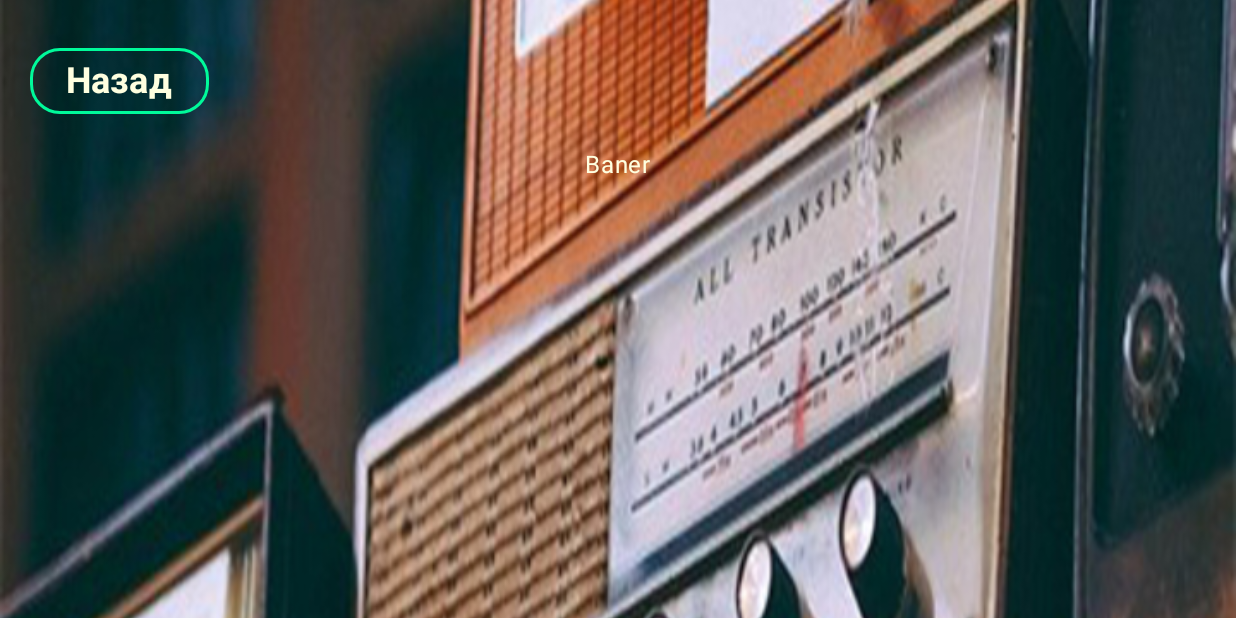
After one commit to Andewbase/RifmobolGame, an Android app built with Jetpack Compose: the composable SingleMenuScreen called with empty values, on a phone screen of 824 x 412 dp (held sideways). The commit adds this screen. Run offline under Robolectric (Android 15) with nearby library versions, the phone set to English and light mode, and no system bars.

Commit message:
add Screen

```diff
--- /dev/null
+++ b/app/src/main/java/com/example/rifmobol2/data/Levels.kt
@@ -0,0 +1,5 @@
+package com.example.rifmobol2.data
+
+data class TextLevel(
+    val id: Int
+)
--- a/app/src/main/java/com/example/rifmobol2/screen/menu/MenuScreen.kt
+++ b/app/src/main/java/com/example/rifmobol2/screen/menu/MenuScreen.kt
@@ -101,7 +101,6 @@ fun MenuButton(
                   },
     ) {
         Text(
-            color = colorResource(id = R.color.light_yellow),
             text = stringResource(id = text),
             fontSize = 24.sp,
             fontWeight = FontWeight.Bold
@@ -117,7 +116,7 @@ fun MenuButton(
     device = "spec:width=480dp,height=891dp,dpi=420,isRound=false,chinSize=0dp,orientation=landscape"
 )
 @Composable
-fun SplashPreview() {
+fun MenuPreview() {
     Rifmobol2Theme {
         MenuScreen(
             rememberNavController()
--- /dev/null
+++ b/app/src/main/java/com/example/rifmobol2/screen/single/SingleMenuScreen.kt
@@ -0,0 +1,172 @@
+package com.example.rifmobol2.screen.single
+
+import androidx.annotation.StringRes
+import androidx.compose.foundation.BorderStroke
+import androidx.compose.foundation.layout.Arrangement
+import androidx.compose.foundation.layout.Column
+import androidx.compose.foundation.layout.Row
+import androidx.compose.foundation.layout.fillMaxSize
+import androidx.compose.foundation.layout.fillMaxWidth
+import androidx.compose.foundation.layout.height
+import androidx.compose.foundation.layout.padding
+import androidx.compose.foundation.layout.width
+import androidx.compose.foundation.lazy.grid.GridCells
+import androidx.compose.foundation.lazy.grid.LazyVerticalGrid
+import androidx.compose.foundation.lazy.grid.items
+import androidx.compose.foundation.shape.RoundedCornerShape
+import androidx.compose.material3.OutlinedButton
+import androidx.compose.material3.Text
+import androidx.compose.runtime.Composable
+import androidx.compose.ui.Alignment
+import androidx.compose.ui.Modifier
+import androidx.compose.ui.draw.paint
+import androidx.compose.ui.layout.ContentScale
+import androidx.compose.ui.res.colorResource
+import androidx.compose.ui.res.painterResource
+import androidx.compose.ui.res.stringResource
+import androidx.compose.ui.text.font.FontWeight
+import androidx.compose.ui.tooling.preview.Preview
+import androidx.compose.ui.unit.dp
+import androidx.compose.ui.unit.sp
+import androidx.navigation.NavController
+import androidx.navigation.compose.rememberNavController
+import com.example.rifmobol2.R
+import com.example.rifmobol2.data.TextLevel
+import com.example.rifmobol2.ui.theme.Rifmobol2Theme
+
+@Composable
+fun SingleMenuScreen(
+    levels: List<TextLevel>,
+    navController: NavController,
+    modifier: Modifier = Modifier
+){
+
+    Column(
+        modifier = modifier
+            .fillMaxSize()
+            .paint(
+                painter = painterResource(id = R.drawable.playgame_background),
+                contentScale = ContentScale.FillWidth
+            ),
+
+    ) {
+
+        Row(
+            modifier = modifier
+                .fillMaxWidth()
+                .padding(top = 30.dp, start = 20.dp),
+            horizontalArrangement = Arrangement.Start
+        ) {
+            SingleMenuButton(
+                text = R.string.back,
+                onClick = {navController.popBackStack()}
+            )
+        }
+
+        Row (
+            modifier = modifier
+                .fillMaxWidth()
+                .padding(top = 20.dp),
+            horizontalArrangement = Arrangement.Center
+        ){
+            Text(text = "Baner")
+        }
+
+        Column(
+            modifier = modifier.fillMaxSize(),
+            horizontalAlignment = Alignment.CenterHorizontally,
+        ) {
+            LazyVerticalGrid(
+                modifier = modifier
+                    .width(400.dp)
+                    .padding( bottom = 10.dp),
+                columns = GridCells.Fixed(5)
+            ) {
+                items(
+                    items = levels,
+                    /*key = {levels -> levels.id}*/
+                ){ item ->
+                    Item(
+                        text = item.id.toString(),
+                        onClick = { navController }
+                    )
+                }
+
+            }
+        }
+
+
+
+    }
+
+
+
+
+}
+
+
+
+
+@Composable
+fun Item(
+    text: String,
+    onClick: () -> Unit,
+){
+   OutlinedButton(
+       modifier = Modifier
+           .padding(start = 20.dp, top = 20.dp),
+       onClick = { onClick },
+       shape = RoundedCornerShape(20.dp),
+       border = BorderStroke(
+           width = 2.dp,
+           color = colorResource(id = R.color.medium_spring_green)
+       ),
+   ) {
+       Text(
+           text = text,
+           fontSize = 24.sp,
+           fontWeight = FontWeight.Bold
+       )
+   }
+}
+
+
+@Composable
+fun SingleMenuButton(
+    @StringRes text: Int,
+    onClick: () -> Unit,
+){
+
+    OutlinedButton(
+        onClick = { onClick },
+        shape = RoundedCornerShape(20.dp),
+        border = BorderStroke(
+            width = 2.dp,
+            color = colorResource(id = R.color.medium_spring_green)
+        ),
+    ) {
+        Text(
+            text = stringResource(id = text),
+            fontSize = 24.sp,
+            fontWeight = FontWeight.Bold
+        )
+    }
+
+}
+
+
+@Preview(
+    showSystemUi = true,
+    device = "spec:width=480dp,height=891dp,dpi=420,isRound=false,chinSize=0dp,orientation=landscape"
+)
+@Composable
+fun SingleMenuPreview() {
+    Rifmobol2Theme {
+        SingleMenuScreen(
+            levels = List(35){
+                TextLevel(1)
+            },
+            navController = rememberNavController()
+        )
+    }
+}
--- a/app/src/main/java/com/example/rifmobol2/ui/theme/Color.kt
+++ b/app/src/main/java/com/example/rifmobol2/ui/theme/Color.kt
@@ -9,3 +9,6 @@ val Pink80 = Color(0xFFEFB8C8)
 val Purple40 = Color(0xFF6650a4)
 val PurpleGrey40 = Color(0xFF625b71)
 val Pink40 = Color(0xFF7D5260)
+
+val LightYellow = Color(0xFFFFFFE0)
+val LightSeaGreen = Color(0xFF20B2AA)
--- a/app/src/main/java/com/example/rifmobol2/ui/theme/Type.kt
+++ b/app/src/main/java/com/example/rifmobol2/ui/theme/Type.kt
@@ -9,6 +9,7 @@ import androidx.compose.ui.unit.sp
 // Set of Material typography styles to start with
 val Typography = Typography(
     bodyLarge = TextStyle(
+        color = LightYellow,
         fontFamily = FontFamily.Default,
         fontWeight = FontWeight.Normal,
         fontSize = 16.sp,
```
Also changed, not shown: app/src/main/java/com/example/rifmobol2/screen/rules/RulesScreen.kt (added, +104 -0 lines), app/src/main/res/drawable/playgame_background.jpg (added), app/src/main/res/drawable/rules_background.jpg (added).
